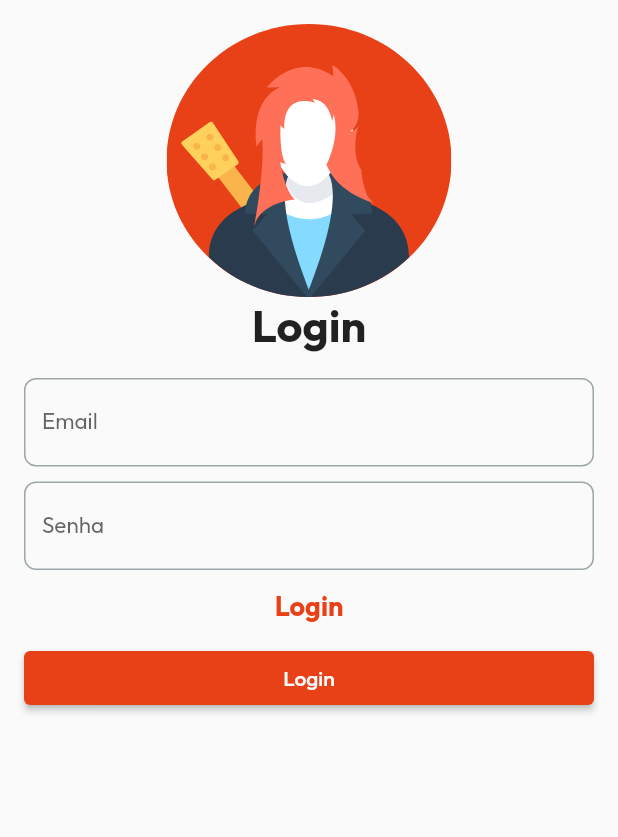
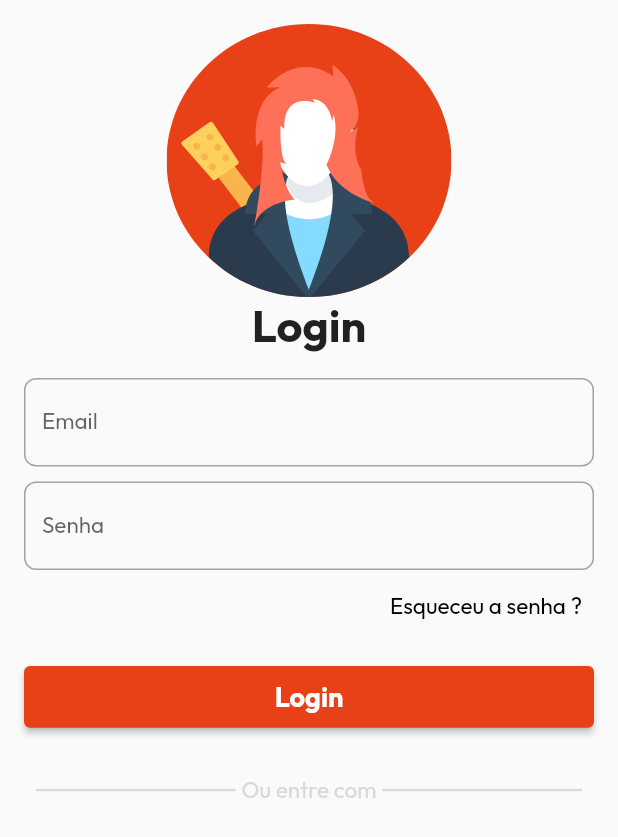
Before and after one commit to JoaoVReisA/MandaAquela, a Flutter app: the screen it shows after launch, on a phone screen of 412 x 824 dp. Shown: the top 837 px of the screen. Run offline on Flutter 3.47's test engine with Material 2 defaults, Android fonts, the phone set to English and light mode, and no system bars; our stand-ins replace dio, firebase_core, firebase_crashlytics, flutter_modular, flutter_svg, google_fonts; accounts and stored records are empty.

Commit message:
Add Other login options text

```diff
--- a/lib/infrastructure/network/http_error_handler.dart
+++ b/lib/infrastructure/network/http_error_handler.dart
@@ -1,7 +1,6 @@
 import 'dart:convert';
 import 'dart:io';
 
-import 'package:connectivity_plus/connectivity_plus.dart';
 import 'package:dio/dio.dart';
 
 import '../../core/custom_exceptions.dart';
@@ -13,9 +12,9 @@ abstract class HttpErrorHandler {
 class DioHttpErrorHandler extends HttpErrorHandler {
   @override
   Future<Exception> handleError(dynamic error) async {
-    if (await (Connectivity().checkConnectivity()) == ConnectivityResult.none) {
-      return ConnectivityException('');
-    }
+    // if (await (Connectivity().checkConnectivity()) == ConnectivityResult.none) {
+    //   return ConnectivityException('');
+    // }
 
     if (error?.response?.statusCode == HttpStatus.notFound) {
       return NotFoundException(
--- a/lib/presenter/login/login_page.dart
+++ b/lib/presenter/login/login_page.dart
@@ -2,9 +2,6 @@ import 'package:flutter/material.dart';
 import 'package:flutter_svg/svg.dart';
 import 'package:manda_aquela/presenter/assets.dart';
 import 'package:manda_aquela/presenter/text_styles.dart';
-import 'package:manda_aquela/presenter/widgets/custom_button/custom_button.dart';
-
-import '../widgets/custom_text/custom_text.dart';
 
 class LoginPage extends StatefulWidget {
   const LoginPage({super.key});
@@ -16,11 +13,13 @@ class LoginPage extends StatefulWidget {
 class _LoginPageState extends State<LoginPage> {
   @override
   Widget build(BuildContext context) {
+    final screenSize = MediaQuery.of(context).size;
     return Scaffold(
       body: SafeArea(
         child: Padding(
           padding: const EdgeInsets.all(16.0),
-          child: Column(children: [
+          child: Column(
+            children: [
               SvgPicture.asset(Assets.musician),
               Text("Login", style: TextStyles.outfit30px700w),
               const SizedBox(height: 16),
@@ -39,14 +38,69 @@ class _LoginPageState extends State<LoginPage> {
                   label: Text("Senha"),
                 ),
               ),
-            const CustomButton(),
+              Row(
+                mainAxisAlignment: MainAxisAlignment.end,
+                children: [
+                  TextButton(
+                    onPressed: () {},
+                    child: Text(
+                      "Esqueceu a senha ?",
+                      style: TextStyles.outfit15px400w
+                          .copyWith(color: Colors.black),
+                    ),
+                  ),
+                ],
+              ),
+              const SizedBox(
+                height: 16,
+              ),
               SizedBox(
+                  height: screenSize.height * 0.05,
                   width: double.infinity,
                   child: ElevatedButton(
                     onPressed: () {},
-                  child: CustomText("Login"),
+                    child: Text(
+                      "Login",
+                      style: TextStyles.outfit18px700w,
+                    ),
                   )),
-          ]),
+              const SizedBox(
+                height: 32,
+              ),
+              Padding(
+                padding: const EdgeInsets.symmetric(horizontal: 8),
+                child: Row(
+                  mainAxisAlignment: MainAxisAlignment.center,
+                  crossAxisAlignment: CrossAxisAlignment.center,
+                  children: [
+                    Expanded(
+                      child: Divider(
+                        thickness: 1.5,
+                        color: Theme.of(context).colorScheme.tertiary,
+                      ),
+                    ),
+                    const SizedBox(
+                      width: 4,
+                    ),
+                    Text(
+                      "Ou entre com",
+                      style: TextStyles.outfit15px400w.copyWith(
+                          color: Theme.of(context).colorScheme.tertiary),
+                    ),
+                    const SizedBox(
+                      width: 4,
+                    ),
+                    Expanded(
+                      child: Divider(
+                        thickness: 1.5,
+                        color: Theme.of(context).colorScheme.tertiary,
+                      ),
+                    )
+                  ],
+                ),
+              ),
+            ],
+          ),
         ),
       ),
     );
--- a/pubspec.yaml
+++ b/pubspec.yaml
@@ -20,7 +20,6 @@ dependencies:
   firebase_crashlytics: ^3.0.15
   flutter_svg: ^2.0.2
   dio: ^5.0.1
-  connectivity_plus: ^3.0.3
   google_fonts: ^4.0.3
 
 dev_dependencies:
```
Also changed, not shown: pubspec.lock, 2 other files. Lines whose indentation alone changed are shown as unchanged.
